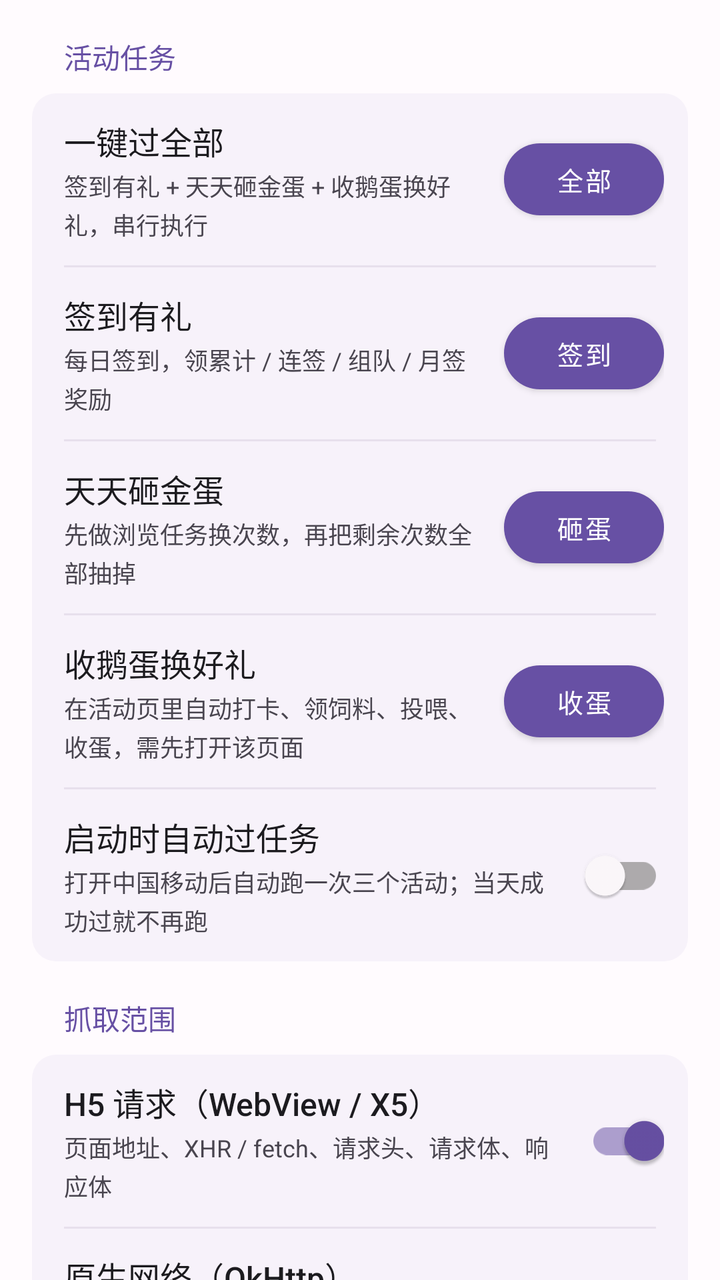
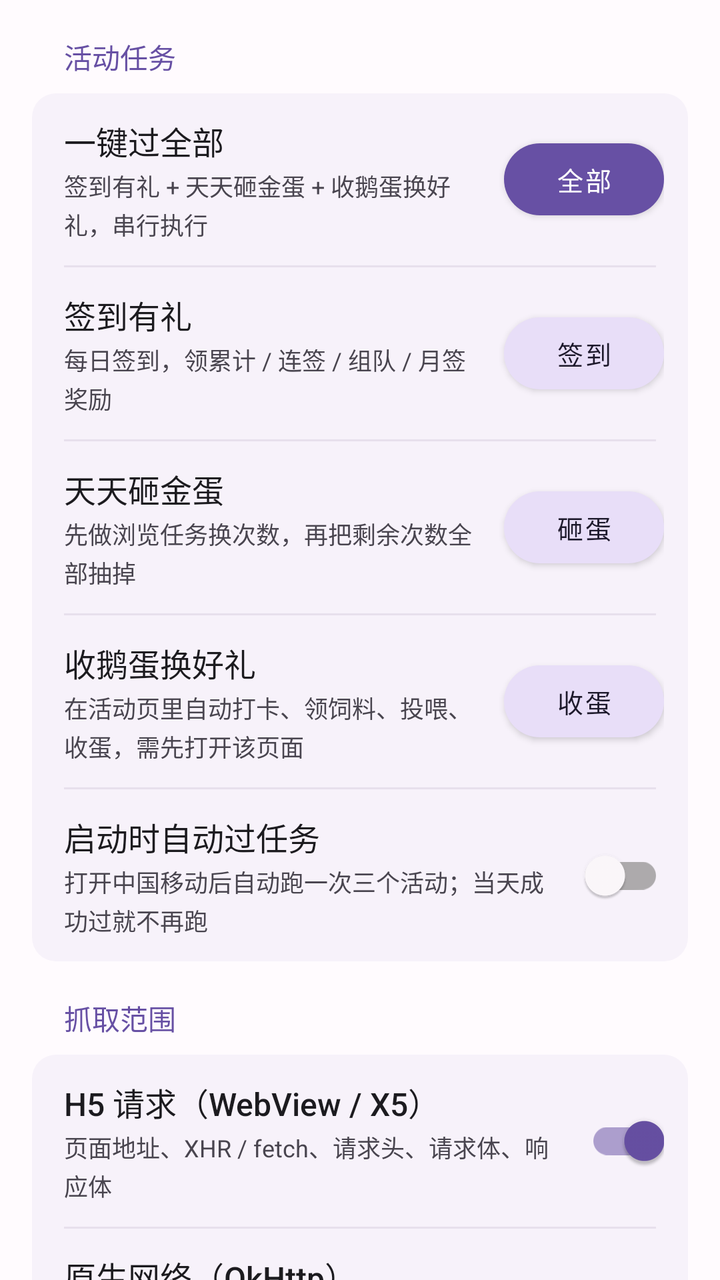

Screens rendered from an Android XML layout before and after an edit, with the pre-edit source and the edit as a unified diff.
<!-- AndroidManifest.xml: application theme Theme.CmccHook -->
<!-- res/layout/page_func.xml -->
<?xml version="1.0" encoding="utf-8"?>
<ScrollView xmlns:android="http://schemas.android.com/apk/res/android"
    xmlns:app="http://schemas.android.com/apk/res-auto"
    android:layout_width="match_parent"
    android:layout_height="match_parent"
    android:clipToPadding="false"
    android:fillViewport="true"
    android:scrollbars="none">

    <LinearLayout
        android:layout_width="match_parent"
        android:layout_height="wrap_content"
        android:orientation="vertical"
        android:paddingStart="16dp"
        android:paddingEnd="16dp"
        android:paddingBottom="24dp">

        <TextView
            style="@style/SectionTitle"
            android:layout_width="wrap_content"
            android:layout_height="wrap_content"
            android:text="@string/task_title" />

        <LinearLayout
            style="@style/CardBox"
            android:layout_width="match_parent"
            android:layout_height="wrap_content">

            <LinearLayout
                android:layout_width="match_parent"
                android:layout_height="wrap_content"
                android:gravity="center_vertical"
                android:orientation="horizontal"
                android:paddingStart="16dp"
                android:paddingTop="12dp"
                android:paddingEnd="12dp"
                android:paddingBottom="12dp">

                <LinearLayout
                    android:layout_width="0dp"
                    android:layout_height="wrap_content"
                    android:layout_weight="1"
                    android:orientation="vertical">

                    <TextView
                        style="@style/RowTitle"
                        android:layout_width="match_parent"
                        android:layout_height="wrap_content"
                        android:text="@string/task_all" />

                    <TextView
                        style="@style/RowDesc"
                        android:layout_width="match_parent"
                        android:layout_height="wrap_content"
                        android:text="@string/task_all_desc" />
                </LinearLayout>

                <com.google.android.material.button.MaterialButton
                    android:id="@+id/btnRunAll"
                    android:layout_width="80dp"
                    android:layout_height="36dp"
                    android:layout_marginStart="8dp"
                    android:insetTop="0dp"
                    android:insetBottom="0dp"
                    android:paddingStart="0dp"
                    android:paddingEnd="0dp"
                    android:text="@string/btn_all"
                    android:textAllCaps="false"
                    android:textColor="@color/on_primary"
                    android:textSize="13sp"
                    app:backgroundTint="@color/primary"
                    app:cornerRadius="999dp"
                    app:elevation="0dp" />
            </LinearLayout>

            <View
                android:layout_width="match_parent"
                android:layout_height="1dp"
                android:layout_marginStart="16dp"
                android:layout_marginEnd="16dp"
                android:background="@color/divider" />

            <LinearLayout
                android:layout_width="match_parent"
                android:layout_height="wrap_content"
                android:gravity="center_vertical"
                android:orientation="horizontal"
                android:paddingStart="16dp"
                android:paddingTop="12dp"
                android:paddingEnd="12dp"
                android:paddingBottom="12dp">

                <LinearLayout
                    android:layout_width="0dp"
                    android:layout_height="wrap_content"
                    android:layout_weight="1"
                    android:orientation="vertical">

                    <TextView
                        style="@style/RowTitle"
                        android:layout_width="match_parent"
                        android:layout_height="wrap_content"
                        android:text="@string/task_sign" />

                    <TextView
                        style="@style/RowDesc"
                        android:layout_width="match_parent"
                        android:layout_height="wrap_content"
                        android:text="@string/task_sign_desc" />
                </LinearLayout>

                <com.google.android.material.button.MaterialButton
                    android:id="@+id/btnSign"
                    android:layout_width="80dp"
                    android:layout_height="36dp"
                    android:layout_marginStart="8dp"
                    android:insetTop="0dp"
                    android:insetBottom="0dp"
                    android:paddingStart="0dp"
                    android:paddingEnd="0dp"
                    android:text="@string/btn_sign"
                    android:textAllCaps="false"
                    android:textColor="@color/on_primary"
                    android:textSize="13sp"
                    app:backgroundTint="@color/primary"
                    app:cornerRadius="999dp"
                    app:elevation="0dp" />
            </LinearLayout>

            <View
                android:layout_width="match_parent"
                android:layout_height="1dp"
                android:layout_marginStart="16dp"
                android:layout_marginEnd="16dp"
                android:background="@color/divider" />

            <LinearLayout
                android:layout_width="match_parent"
                android:layout_height="wrap_content"
                android:gravity="center_vertical"
                android:orientation="horizontal"
                android:paddingStart="16dp"
                android:paddingTop="12dp"
                android:paddingEnd="12dp"
                android:paddingBottom="12dp">

                <LinearLayout
                    android:layout_width="0dp"
                    android:layout_height="wrap_content"
                    android:layout_weight="1"
                    android:orientation="vertical">

                    <TextView
                        style="@style/RowTitle"
                        android:layout_width="match_parent"
                        android:layout_height="wrap_content"
                        android:text="@string/task_egg" />

                    <TextView
                        style="@style/RowDesc"
                        android:layout_width="match_parent"
                        android:layout_height="wrap_content"
                        android:text="@string/task_egg_desc" />
                </LinearLayout>

                <com.google.android.material.button.MaterialButton
                    android:id="@+id/btnEgg"
                    android:layout_width="80dp"
                    android:layout_height="36dp"
                    android:layout_marginStart="8dp"
                    android:insetTop="0dp"
                    android:insetBottom="0dp"
                    android:paddingStart="0dp"
                    android:paddingEnd="0dp"
                    android:text="@string/btn_egg"
                    android:textAllCaps="false"
                    android:textColor="@color/on_primary"
                    android:textSize="13sp"
                    app:backgroundTint="@color/primary"
                    app:cornerRadius="999dp"
                    app:elevation="0dp" />
            </LinearLayout>

            <View
                android:layout_width="match_parent"
                android:layout_height="1dp"
                android:layout_marginStart="16dp"
                android:layout_marginEnd="16dp"
                android:background="@color/divider" />

            <LinearLayout
                android:layout_width="match_parent"
                android:layout_height="wrap_content"
                android:gravity="center_vertical"
                android:orientation="horizontal"
                android:paddingStart="16dp"
                android:paddingTop="12dp"
                android:paddingEnd="12dp"
                android:paddingBottom="12dp">

                <LinearLayout
                    android:layout_width="0dp"
                    android:layout_height="wrap_content"
                    android:layout_weight="1"
                    android:orientation="vertical">

                    <TextView
                        style="@style/RowTitle"
                        android:layout_width="match_parent"
                        android:layout_height="wrap_content"
                        android:text="@string/task_goose" />

                    <TextView
                        style="@style/RowDesc"
                        android:layout_width="match_parent"
                        android:layout_height="wrap_content"
                        android:text="@string/task_goose_desc" />
                </LinearLayout>

                <com.google.android.material.button.MaterialButton
                    android:id="@+id/btnGoose"
                    android:layout_width="80dp"
                    android:layout_height="36dp"
                    android:layout_marginStart="8dp"
                    android:insetTop="0dp"
                    android:insetBottom="0dp"
                    android:paddingStart="0dp"
                    android:paddingEnd="0dp"
                    android:text="@string/btn_goose"
                    android:textAllCaps="false"
                    android:textColor="@color/on_primary"
                    android:textSize="13sp"
                    app:backgroundTint="@color/primary"
                    app:cornerRadius="999dp"
                    app:elevation="0dp" />
            </LinearLayout>

            <View
                android:layout_width="match_parent"
                android:layout_height="1dp"
                android:layout_marginStart="16dp"
                android:layout_marginEnd="16dp"
                android:background="@color/divider" />

            <LinearLayout
                android:layout_width="match_parent"
                android:layout_height="wrap_content"
                android:gravity="center_vertical"
                android:orientation="horizontal"
                android:paddingStart="16dp"
                android:paddingTop="12dp"
                android:paddingEnd="12dp"
                android:paddingBottom="12dp">

                <LinearLayout
                    android:layout_width="0dp"
                    android:layout_height="wrap_content"
                    android:layout_weight="1"
                    android:orientation="vertical">

                    <TextView
                        style="@style/RowTitle"
                        android:layout_width="match_parent"
                        android:layout_height="wrap_content"
                        android:text="@string/task_auto" />

                    <TextView
                        style="@style/RowDesc"
                        android:layout_width="match_parent"
                        android:layout_height="wrap_content"
                        android:text="@string/task_auto_desc" />
                </LinearLayout>

                <com.google.android.material.switchmaterial.SwitchMaterial
                    android:id="@+id/switchAutoSign"
                    android:layout_width="wrap_content"
                    android:layout_height="wrap_content"
                    android:layout_marginStart="8dp"
                    android:checked="false" />
            </LinearLayout>
        </LinearLayout>


        <TextView
            style="@style/SectionTitle"
            android:layout_width="wrap_content"
            android:layout_height="wrap_content"
            android:text="@string/capture_title" />

        <LinearLayout
            style="@style/CardBox"
            android:layout_width="match_parent"
            android:layout_height="wrap_content">

            <LinearLayout
                android:layout_width="match_parent"
                android:layout_height="wrap_content"
                android:gravity="center_vertical"
                android:orientation="horizontal"
                android:paddingStart="16dp"
                android:paddingTop="12dp"
                android:paddingEnd="12dp"
                android:paddingBottom="12dp">

                <LinearLayout
                    android:layout_width="0dp"
                    android:layout_height="wrap_content"
                    android:layout_weight="1"
                    android:orientation="vertical">

                    <TextView
                        style="@style/RowTitle"
                        android:layout_width="match_parent"
                        android:layout_height="wrap_content"
                        android:text="@string/capture_h5" />

                    <TextView
                        style="@style/RowDesc"
                        android:layout_width="match_parent"
                        android:layout_height="wrap_content"
                        android:text="@string/capture_h5_desc" />
                </LinearLayout>

                <com.google.android.material.switchmaterial.SwitchMaterial
                    android:id="@+id/switchH5"
                    android:layout_width="wrap_content"
                    android:layout_height="wrap_content"
                    android:layout_marginStart="8dp"
                    android:checked="true" />
            </LinearLayout>

            <View
                android:layout_width="match_parent"
                android:layout_height="1dp"
                android:layout_marginStart="16dp"
                android:layout_marginEnd="16dp"
                android:background="@color/divider" />

            <LinearLayout
                android:layout_width="match_parent"
                android:layout_height="wrap_content"
                android:gravity="center_vertical"
                android:orientation="horizontal"
                android:paddingStart="16dp"
                android:paddingTop="12dp"
                android:paddingEnd="12dp"
                android:paddingBottom="12dp">

                <LinearLayout
                    android:layout_width="0dp"
                    android:layout_height="wrap_content"
                    android:layout_weight="1"
                    android:orientation="vertical">

                    <TextView
                        style="@style/RowTitle"
                        android:layout_width="match_parent"
                        android:layout_height="wrap_content"
                        android:text="@string/capture_native" />

                    <TextView
                        style="@style/RowDesc"
                        android:layout_width="match_parent"
                        android:layout_height="wrap_content"
                        android:text="@string/capture_native_desc" />
                </LinearLayout>

                <com.google.android.material.switchmaterial.SwitchMaterial
                    android:id="@+id/switchNative"
                    android:layout_width="wrap_content"
                    android:layout_height="wrap_content"
                    android:layout_marginStart="8dp"
                    android:checked="true" />
            </LinearLayout>

            <View
                android:layout_width="match_parent"
                android:layout_height="1dp"
                android:layout_marginStart="16dp"
                android:layout_marginEnd="16dp"
                android:background="@color/divider" />

            <LinearLayout
                android:layout_width="match_parent"
                android:layout_height="wrap_content"
                android:gravity="center_vertical"
                android:orientation="horizontal"
                android:paddingStart="16dp"
                android:paddingTop="12dp"
                android:paddingEnd="12dp"
                android:paddingBottom="12dp">

                <LinearLayout
                    android:layout_width="0dp"
                    android:layout_height="wrap_content"
                    android:layout_weight="1"
                    android:orientation="vertical">

                    <TextView
                        style="@style/RowTitle"
                        android:layout_width="match_parent"
                        android:layout_height="wrap_content"
                        android:text="@string/capture_ui" />

                    <TextView
                        style="@style/RowDesc"
                        android:layout_width="match_parent"
                        android:layout_height="wrap_content"
                        android:text="@string/capture_ui_desc" />
                </LinearLayout>

                <com.google.android.material.switchmaterial.SwitchMaterial
                    android:id="@+id/switchUi"
                    android:layout_width="wrap_content"
                    android:layout_height="wrap_content"
                    android:layout_marginStart="8dp"
                    android:checked="true" />
            </LinearLayout>

            <View
                android:layout_width="match_parent"
                android:layout_height="1dp"
                android:layout_marginStart="16dp"
                android:layout_marginEnd="16dp"
                android:background="@color/divider" />

            <LinearLayout
                android:layout_width="match_parent"
                android:layout_height="wrap_content"
                android:gravity="center_vertical"
                android:orientation="horizontal"
                android:paddingStart="16dp"
                android:paddingTop="12dp"
                android:paddingEnd="12dp"
                android:paddingBottom="12dp">

                <LinearLayout
                    android:layout_width="0dp"
                    android:layout_height="wrap_content"
                    android:layout_weight="1"
                    android:orientation="vertical">

                    <TextView
                        style="@style/RowTitle"
                        android:layout_width="match_parent"
                        android:layout_height="wrap_content"
                        android:text="@string/capture_storage" />

                    <TextView
                        style="@style/RowDesc"
                        android:layout_width="match_parent"
                        android:layout_height="wrap_content"
                        android:text="@string/capture_storage_desc" />
                </LinearLayout>

                <com.google.android.material.switchmaterial.SwitchMaterial
                    android:id="@+id/switchStorage"
                    android:layout_width="wrap_content"
                    android:layout_height="wrap_content"
                    android:layout_marginStart="8dp"
                    android:checked="true" />
            </LinearLayout>
        </LinearLayout>

        <TextView
            style="@style/SectionTitle"
            android:layout_width="wrap_content"
            android:layout_height="wrap_content"
            android:text="@string/filter_title" />

        <LinearLayout
            style="@style/CardBox"
            android:layout_width="match_parent"
            android:layout_height="wrap_content">

            <LinearLayout
                android:layout_width="match_parent"
                android:layout_height="wrap_content"
                android:gravity="center_vertical"
                android:orientation="horizontal"
                android:paddingStart="16dp"
                android:paddingTop="12dp"
                android:paddingEnd="12dp"
                android:paddingBottom="12dp">

                <LinearLayout
                    android:layout_width="0dp"
                    android:layout_height="wrap_content"
                    android:layout_weight="1"
                    android:orientation="vertical">

                    <TextView
                        style="@style/RowTitle"
                        android:layout_width="match_parent"
                        android:layout_height="wrap_content"
                        android:text="@string/capture_filter" />

                    <TextView
                        style="@style/RowDesc"
                        android:layout_width="match_parent"
                        android:layout_height="wrap_content"
                        android:text="@string/capture_filter_desc" />
                </LinearLayout>

                <com.google.android.material.switchmaterial.SwitchMaterial
                    android:id="@+id/switchFilter"
                    android:layout_width="wrap_content"
                    android:layout_height="wrap_content"
                    android:layout_marginStart="8dp"
                    android:checked="true" />
            </LinearLayout>

            <View
                android:layout_width="match_parent"
                android:layout_height="1dp"
                android:layout_marginStart="16dp"
                android:layout_marginEnd="16dp"
                android:background="@color/divider" />

            <LinearLayout
                android:layout_width="match_parent"
                android:layout_height="wrap_content"
                android:gravity="center_vertical"
                android:orientation="horizontal"
                android:paddingStart="16dp"
                android:paddingTop="12dp"
                android:paddingEnd="12dp"
                android:paddingBottom="12dp">

                <LinearLayout
                    android:layout_width="0dp"
                    android:layout_height="wrap_content"
                    android:layout_weight="1"
                    android:orientation="vertical">

                    <TextView
                        style="@style/RowTitle"
                        android:layout_width="match_parent"
                        android:layout_height="wrap_content"
                        android:text="@string/capture_h5_noise" />

                    <TextView
                        style="@style/RowDesc"
                        android:layout_width="match_parent"
                        android:layout_height="wrap_content"
                        android:text="@string/capture_h5_noise_desc" />
                </LinearLayout>

                <com.google.android.material.switchmaterial.SwitchMaterial
                    android:id="@+id/switchH5Noise"
                    android:layout_width="wrap_content"
                    android:layout_height="wrap_content"
                    android:layout_marginStart="8dp"
                    android:checked="true" />
            </LinearLayout>
        </LinearLayout>

        <TextView
            style="@style/SectionTitle"
            android:layout_width="wrap_content"
            android:layout_height="wrap_content"
            android:text="@string/debug_title" />

        <LinearLayout
            style="@style/CardBox"
            android:layout_width="match_parent"
            android:layout_height="wrap_content"
            android:paddingStart="16dp"
            android:paddingTop="12dp"
            android:paddingEnd="12dp"
            android:paddingBottom="12dp">

            <LinearLayout
                android:layout_width="match_parent"
                android:layout_height="wrap_content"
                android:gravity="center_vertical"
                android:orientation="horizontal">

                <LinearLayout
                    android:layout_width="0dp"
                    android:layout_height="wrap_content"
                    android:layout_weight="1"
                    android:orientation="vertical">

                    <TextView
                        style="@style/RowTitle"
                        android:layout_width="match_parent"
                        android:layout_height="wrap_content"
                        android:text="@string/capture_verbose_raw" />

                    <TextView
                        style="@style/RowDesc"
                        android:layout_width="match_parent"
                        android:layout_height="wrap_content"
                        android:text="@string/capture_verbose_raw_desc" />
                </LinearLayout>

                <com.google.android.material.switchmaterial.SwitchMaterial
                    android:id="@+id/switchVerboseRaw"
                    android:layout_width="wrap_content"
                    android:layout_height="wrap_content"
                    android:layout_marginStart="8dp"
                    android:checked="false" />
            </LinearLayout>
        </LinearLayout>

        <TextView
            style="@style/SectionTitle"
            android:layout_width="wrap_content"
            android:layout_height="wrap_content"
            android:text="@string/module_title" />

        <LinearLayout
            style="@style/CardBox"
            android:layout_width="match_parent"
            android:layout_height="wrap_content"
            android:paddingStart="16dp"
            android:paddingTop="12dp"
            android:paddingEnd="12dp"
            android:paddingBottom="12dp">

            <LinearLayout
                android:layout_width="match_parent"
                android:layout_height="wrap_content"
                android:gravity="center_vertical"
                android:orientation="horizontal">

                <LinearLayout
                    android:layout_width="0dp"
                    android:layout_height="wrap_content"
                    android:layout_weight="1"
                    android:orientation="vertical">

                    <TextView
                        style="@style/RowTitle"
                        android:layout_width="match_parent"
                        android:layout_height="wrap_content"
                        android:text="@string/capture_secondary" />

                    <TextView
                        style="@style/RowDesc"
                        android:layout_width="match_parent"
                        android:layout_height="wrap_content"
                        android:text="@string/capture_secondary_desc" />
                </LinearLayout>

                <com.google.android.material.switchmaterial.SwitchMaterial
                    android:id="@+id/switchSecondary"
                    android:layout_width="wrap_content"
                    android:layout_height="wrap_content"
                    android:layout_marginStart="8dp"
                    android:checked="false" />
            </LinearLayout>
        </LinearLayout>
    </LinearLayout>
</ScrollView>
<!-- resources referenced by this layout -->
<resources>
  <color name="divider">#E7E0EC</color>
  <color name="on_primary">#FFFFFF</color>
  <color name="primary">#6750A4</color>
  <string name="btn_all">全部</string>
  <string name="btn_egg">砸蛋</string>
  <string name="btn_goose">收蛋</string>
  <string name="btn_sign">签到</string>
  <string name="capture_filter">仅记录 10086 / cmcc 域名</string>
  <string name="capture_filter_desc">关闭后会记录目标 App 的更多请求，日志会明显变多</string>
  <string name="capture_h5">H5 请求（WebView / X5）</string>
  <string name="capture_h5_desc">页面地址、XHR / fetch、请求头、请求体、响应体</string>
  <string name="capture_h5_noise">过滤 H5 埋点噪音</string>
  <string name="capture_h5_noise_desc">屏蔽 psie 曝光埋点等第三方 SDK 的重复报错，每 60 秒汇总一条。关闭后原样记录每一条。</string>
  <string name="capture_native">原生网络（OkHttp）</string>
  <string name="capture_native_desc">App 自身接口的 URL、请求头、请求体、响应头、响应体</string>
  <string name="capture_secondary">注入其他进程（默认关闭）</string>
  <string name="capture_secondary_desc">加固壳的 :tools 安全进程始终跳过。只有需要抓取推送 / X5 沙盒等进程时才打开，平时保持关闭更稳定。</string>
  <string name="capture_storage">Cookie / Storage</string>
  <string name="capture_storage_desc">WebView Cookie、localStorage、sessionStorage</string>
  <string name="capture_title">抓取范围</string>
  <string name="capture_ui">页面与点击</string>
  <string name="capture_ui_desc">Activity 跳转、WebView 页面、H5 点击文本</string>
  <string name="capture_verbose_raw">详细原始返回</string>
  <string name="capture_verbose_raw_desc">关：每条原始返回截到 8 KB，日志不会暴涨、看日志也不卡；开：整段输出（对接接口、核对字段时才用，日志会非常大）</string>
  <string name="debug_title">调试</string>
  <string name="filter_title">过滤</string>
  <string name="module_title">模块</string>
  <string name="task_all">一键过全部</string>
  <string name="task_all_desc">签到有礼 + 天天砸金蛋 + 收鹅蛋换好礼，串行执行</string>
  <string name="task_auto">启动时自动过任务</string>
  <string name="task_auto_desc">打开中国移动后自动跑一次三个活动；当天成功过就不再跑</string>
  <string name="task_egg">天天砸金蛋</string>
  <string name="task_egg_desc">先做浏览任务换次数，再把剩余次数全部抽掉</string>
  <string name="task_goose">收鹅蛋换好礼</string>
  <string name="task_goose_desc">在活动页里自动打卡、领饲料、投喂、收蛋，需先打开该页面</string>
  <string name="task_sign">签到有礼</string>
  <string name="task_sign_desc">每日签到，领累计 / 连签 / 组队 / 月签奖励</string>
  <string name="task_title">活动任务</string>
  <style name="CardBox">
          <item name="android:background">@drawable/bg_card</item>
          <item name="android:orientation">vertical</item>
      </style>
  <style name="RowDesc">
          <item name="android:textSize">12sp</item>
          <item name="android:textColor">@color/text_secondary</item>
          <item name="android:lineSpacingExtra">2dp</item>
          <item name="android:paddingTop">2dp</item>
      </style>
  <style name="RowTitle">
          <item name="android:textSize">16sp</item>
          <item name="android:fontFamily">sans-serif-medium</item>
          <item name="android:textColor">@color/text_primary</item>
      </style>
  <style name="SectionTitle">
          <item name="android:textSize">14sp</item>
          <item name="android:fontFamily">sans-serif-medium</item>
          <item name="android:textColor">@color/primary</item>
          <item name="android:paddingStart">16dp</item>
          <item name="android:paddingEnd">16dp</item>
          <item name="android:paddingTop">18dp</item>
          <item name="android:paddingBottom">8dp</item>
      </style>
  <!-- drawable bg_card (drawable) -->
  <?xml version="1.0" encoding="utf-8"?>
  <shape xmlns:android="http://schemas.android.com/apk/res/android"
      android:shape="rectangle">
      <solid android:color="@color/container_low" />
      <corners android:radius="12dp" />
  </shape>
  <color name="text_secondary">#49454F</color>
  <color name="text_primary">#1C1B1F</color>
  <color name="primary_dark">#4F378B</color>
  <color name="surface">#FFFBFE</color>
  <color name="background">#FFFBFE</color>
  <color name="container_low">#F7F2FA</color>
  <!-- unchanged entries left out for length: 1 -->
</resources>

<!-- the commit's change to res/layout/page_func.xml (unified diff, before → after) -->
@@ -120,9 +120,9 @@
                     android:paddingEnd="0dp"
                     android:text="@string/btn_sign"
                     android:textAllCaps="false"
-                    android:textColor="@color/on_primary"
+                    android:textColor="@color/on_secondary_container"
                     android:textSize="13sp"
-                    app:backgroundTint="@color/primary"
+                    app:backgroundTint="@color/secondary_container"
                     app:cornerRadius="999dp"
                     app:elevation="0dp" />
             </LinearLayout>
@@ -174,9 +174,9 @@
                     android:paddingEnd="0dp"
                     android:text="@string/btn_egg"
                     android:textAllCaps="false"
-                    android:textColor="@color/on_primary"
+                    android:textColor="@color/on_secondary_container"
                     android:textSize="13sp"
-                    app:backgroundTint="@color/primary"
+                    app:backgroundTint="@color/secondary_container"
                     app:cornerRadius="999dp"
                     app:elevation="0dp" />
             </LinearLayout>
@@ -228,9 +228,9 @@
                     android:paddingEnd="0dp"
                     android:text="@string/btn_goose"
                     android:textAllCaps="false"
-                    android:textColor="@color/on_primary"
+                    android:textColor="@color/on_secondary_container"
                     android:textSize="13sp"
-                    app:backgroundTint="@color/primary"
+                    app:backgroundTint="@color/secondary_container"
                     app:cornerRadius="999dp"
                     app:elevation="0dp" />
             </LinearLayout>
<!-- resource entries referenced after the edit -->
@@ -2,7 +2,9 @@
 <resources>
   <color name="divider">#E7E0EC</color>
   <color name="on_primary">#FFFFFF</color>
+  <color name="on_secondary_container">#1D192B</color>
   <color name="primary">#6750A4</color>
+  <color name="secondary_container">#E8DEF8</color>
   <string name="btn_all">全部</string>
   <string name="btn_egg">砸蛋</string>
   <string name="btn_goose">收蛋</string>
